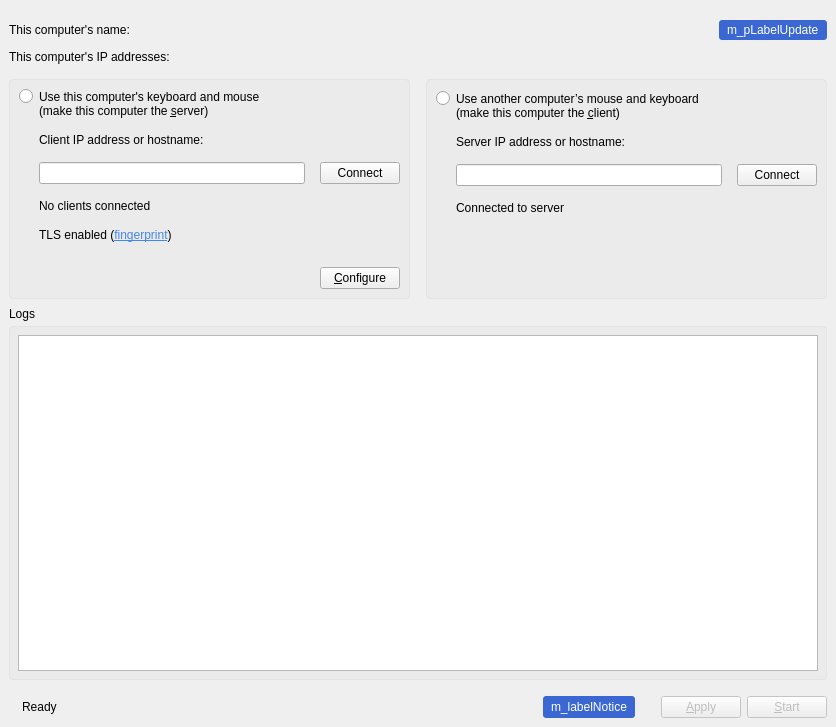
Above: src/gui/src/MainWindowBase.ui from deskflow/deskflow before the change. Below: the same form after it.
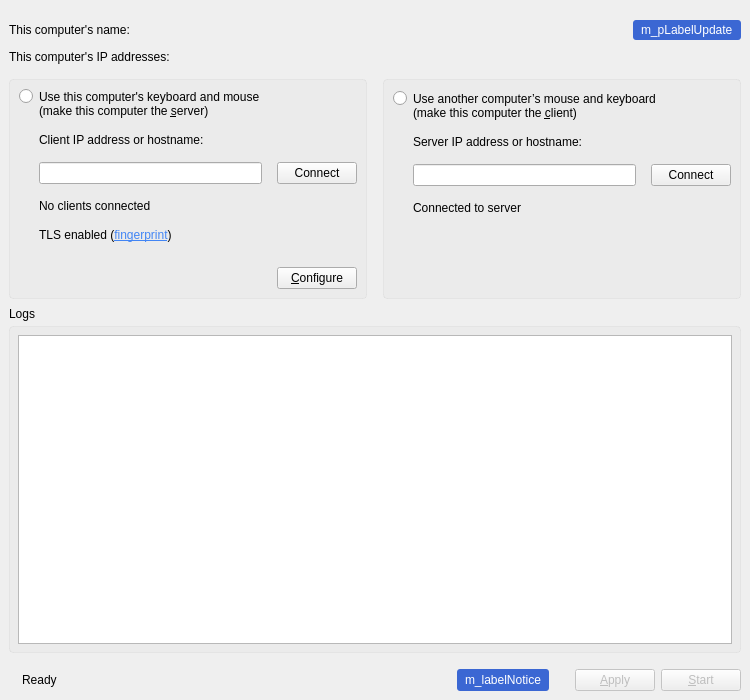
That is the form after the change. Icons and pictures are not drawn. Custom widgets are drawn as their Qt base class.

Commit message: More intentional screen size

```diff
--- a/src/gui/src/MainWindowBase.ui
+++ b/src/gui/src/MainWindowBase.ui
@@ -6,8 +6,8 @@
    <rect>
     <x>0</x>
     <y>0</y>
-    <width>836</width>
-    <height>727</height>
+    <width>750</width>
+    <height>700</height>
    </rect>
   </property>
   <property name="sizePolicy">
```
